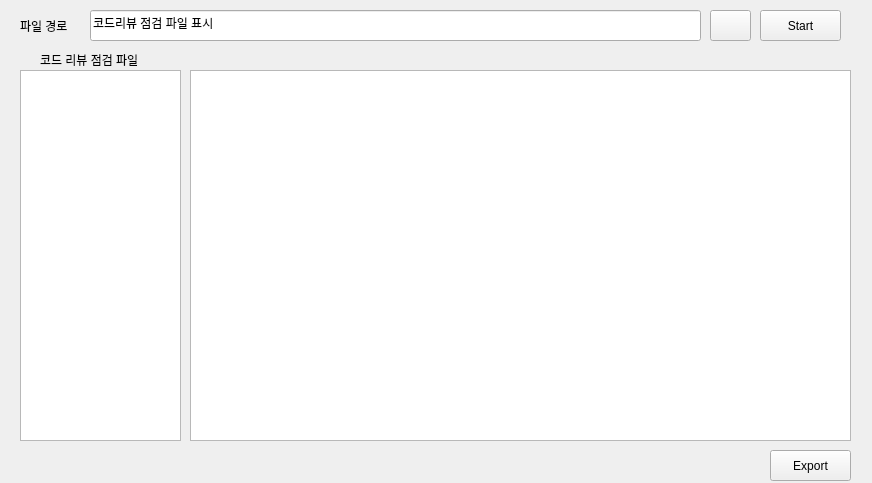
Above: CodeReviewTool/CodeReviewCheck.ui from kimhopepa/PythonPjt before the change. Below: the same form after it.
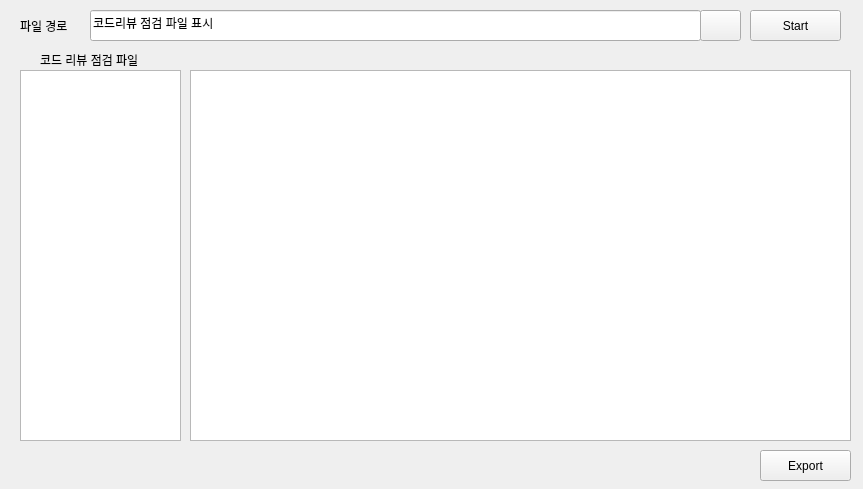
That is the form after the change. Icons and pictures are not drawn.

```diff
--- a/CodeReviewTool/CodeReviewCheck.ui
+++ b/CodeReviewTool/CodeReviewCheck.ui
@@ -6,8 +6,8 @@
    <rect>
     <x>0</x>
     <y>0</y>
-    <width>872</width>
-    <height>483</height>
+    <width>863</width>
+    <height>489</height>
    </rect>
   </property>
   <property name="sizePolicy">
@@ -60,7 +60,7 @@
   <widget class="QPushButton" name="pushButton_Open">
    <property name="geometry">
     <rect>
-     <x>710</x>
+     <x>700</x>
      <y>10</y>
      <width>41</width>
      <height>31</height>
@@ -77,9 +77,9 @@
   <widget class="QPushButton" name="pushButton_Start">
    <property name="geometry">
     <rect>
-     <x>760</x>
+     <x>750</x>
      <y>10</y>
-     <width>81</width>
+     <width>91</width>
      <height>31</height>
     </rect>
    </property>
@@ -90,9 +90,9 @@
   <widget class="QPushButton" name="pushButton_Export">
    <property name="geometry">
     <rect>
-     <x>770</x>
+     <x>760</x>
      <y>450</y>
-     <width>81</width>
+     <width>91</width>
      <height>31</height>
     </rect>
    </property>
```
